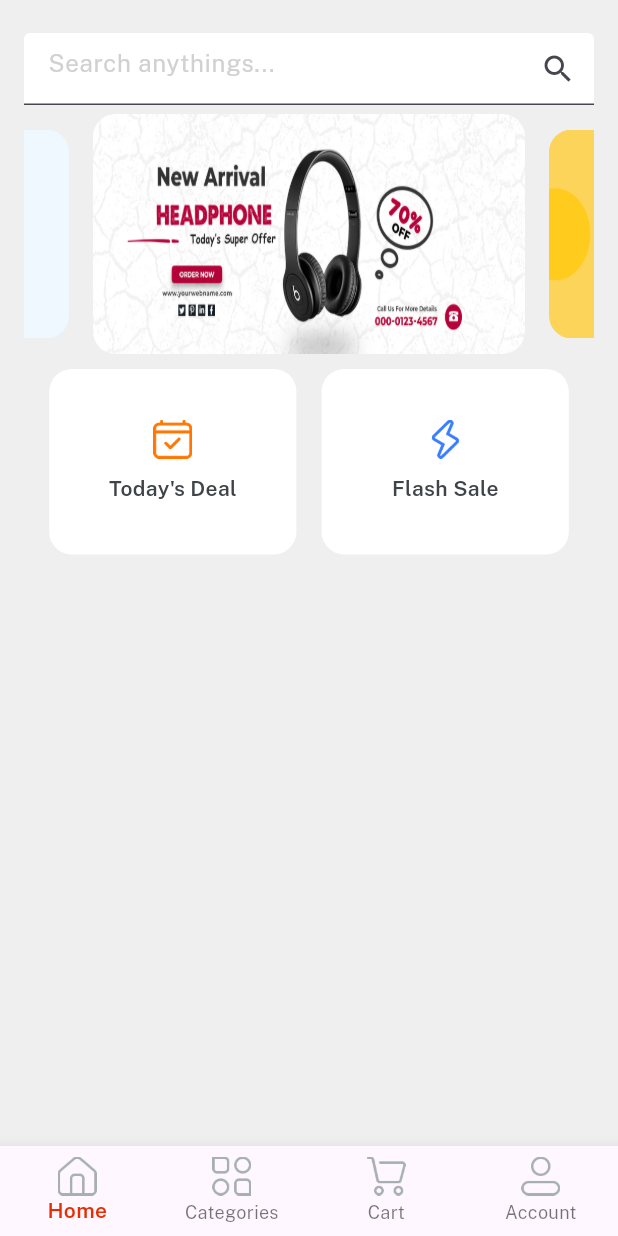
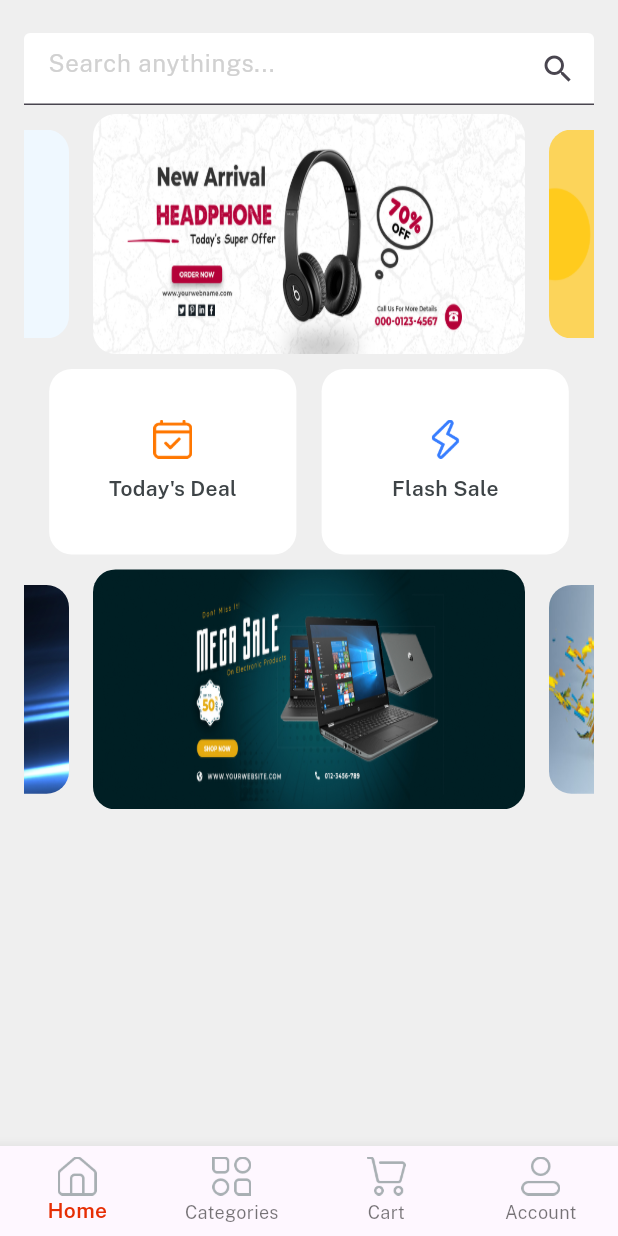
Before and after one commit to Shamimkhan1406/e_commerce_app, a Flutter app: the Home screen opened directly, on a phone screen of 412 x 824 dp. Run offline on Flutter 3.47's test engine with Material 3 defaults, Android fonts, the phone set to English and light mode, and no system bars; drawn by our look-alikes of velocity_x; our stand-ins replace get.

Commit message:
creating 2nd swiper for home page

```diff
--- a/lib/consts/list.dart
+++ b/lib/consts/list.dart
@@ -8,3 +8,4 @@ const socialIconList = [
 ];
 
 const sliderList = [imgSlider1,imgSlider2,imgSlider3,imgSlider4];
+const secondSliderList = [imgSs1,imgSs2,imgSs3,imgSs4];
--- a/lib/views/home_screen/home_screen.dart
+++ b/lib/views/home_screen/home_screen.dart
@@ -52,7 +52,24 @@ class HomeScreen extends StatelessWidget {
                 homeButton(context.screenHeight*0.15, context.screenWidth/2.5, icFlashDeal, flashSale, (){}),
               ],
             ),
-            //
+            //seconde swiper
+            10.heightBox,
+            VxSwiper.builder(
+              aspectRatio: 16/9,
+              autoPlay: true,
+              height: 160,
+              enlargeCenterPage: true,
+                itemCount: secondSliderList.length,
+                itemBuilder: (context, index) {
+                  return Image.asset(
+                    secondSliderList[index],
+                    fit: BoxFit.fill,
+                  ).box.rounded.clip(Clip.antiAlias).margin(const EdgeInsets.symmetric(horizontal: 8)).make();
+                }
+            ),
+
+
+
           ],
         ),
       ),
```
